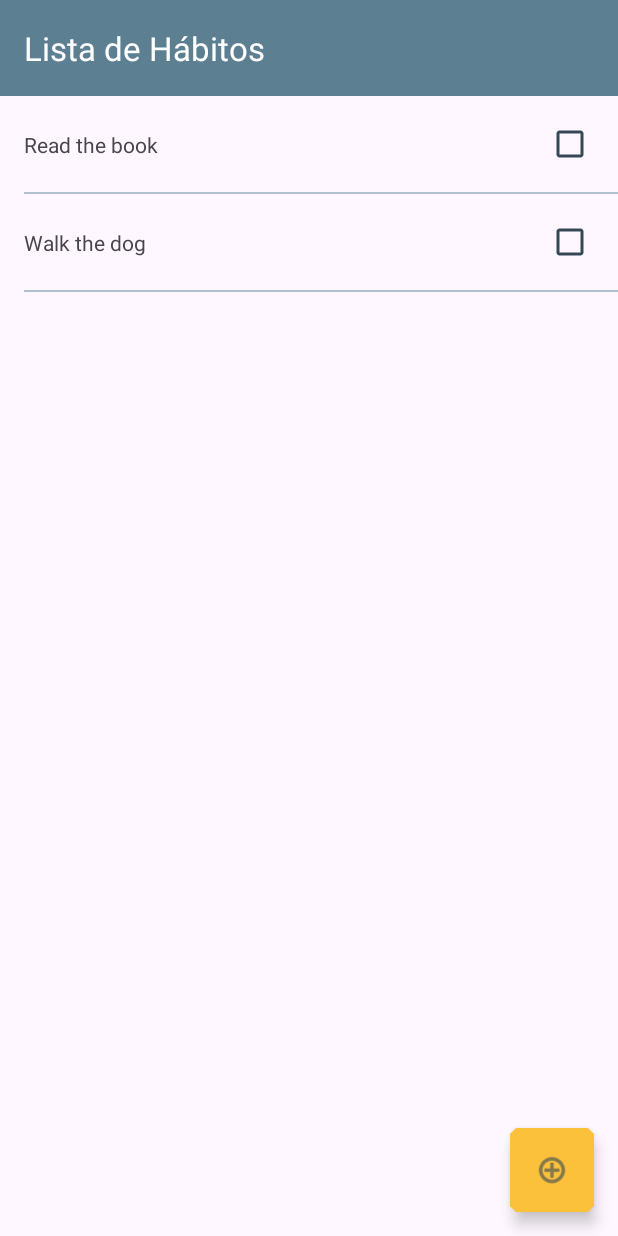
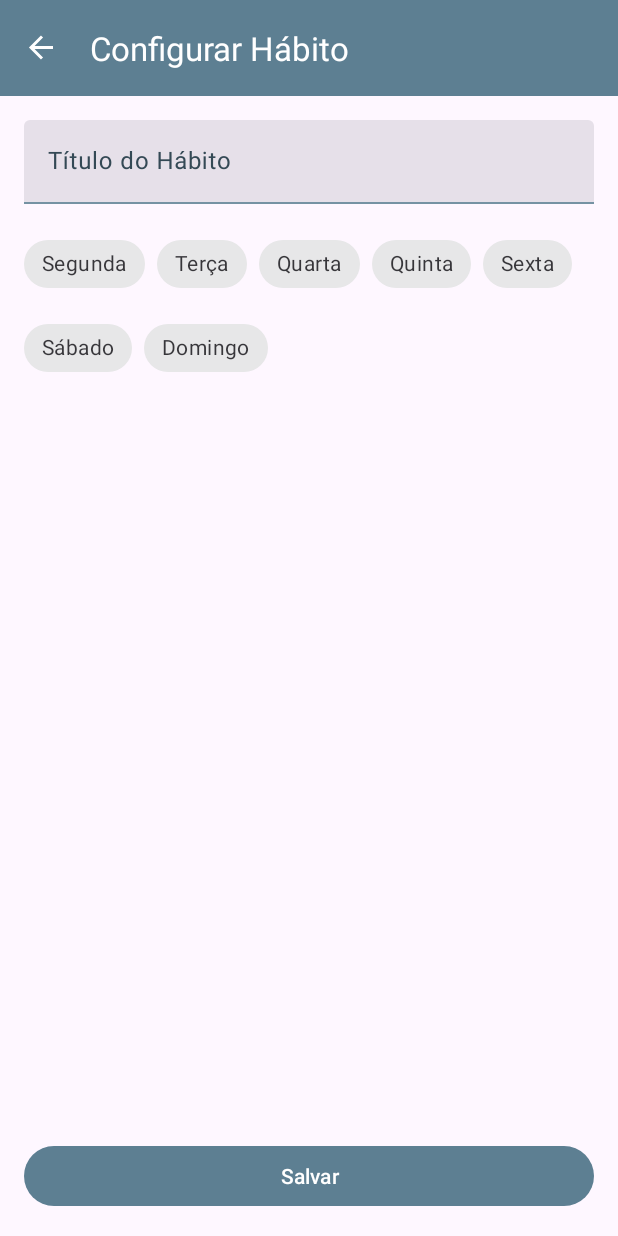
Before and after one commit to lucasmontano/carreiranomundomobile, an Android app: the screen it shows after launch (MainActivity), after a tap on "Adicionar Hábito", on a phone screen of 412 x 824 dp. Run offline under Robolectric (Android 15) with nearby library versions, the phone set to English and light mode, and no system bars; our stand-ins replace navigation-ui.

Commit message:
adding habit configuration form feature

```diff
--- a/app/build.gradle
+++ b/app/build.gradle
@@ -32,13 +32,14 @@ android {
     buildFeatures {
         viewBinding true
     }
+    namespace 'com.lucasmontano.carreiranomundomobile'
 }
 
 dependencies {
 
     implementation 'androidx.core:core-ktx:1.9.0'
     implementation 'androidx.appcompat:appcompat:1.5.1'
-    implementation 'com.google.android.material:material:1.6.1'
+    implementation 'com.google.android.material:material:1.8.0-alpha01'
     implementation 'androidx.constraintlayout:constraintlayout:2.1.4'
     implementation 'androidx.navigation:navigation-fragment-ktx:2.5.2'
     implementation 'androidx.navigation:navigation-ui-ktx:2.5.2'
--- a/app/src/main/AndroidManifest.xml
+++ b/app/src/main/AndroidManifest.xml
@@ -1,6 +1,5 @@
 <?xml version="1.0" encoding="utf-8"?>
-<manifest xmlns:android="http://schemas.android.com/apk/res/android"
-  package="com.lucasmontano.carreiranomundomobile">
+<manifest xmlns:android="http://schemas.android.com/apk/res/android">
 
   <application
     android:allowBackup="true"
--- a/app/src/main/java/com/lucasmontano/carreiranomundomobile/MainActivity.kt
+++ b/app/src/main/java/com/lucasmontano/carreiranomundomobile/MainActivity.kt
@@ -1,24 +1,17 @@
 package com.lucasmontano.carreiranomundomobile
 
 import android.os.Bundle
-import androidx.activity.viewModels
 import androidx.appcompat.app.AppCompatActivity
 import androidx.navigation.findNavController
 import androidx.navigation.ui.AppBarConfiguration
 import androidx.navigation.ui.navigateUp
 import androidx.navigation.ui.setupActionBarWithNavController
-import com.lucasmontano.carreiranomundomobile.collections.HabitListViewModel
 import com.lucasmontano.carreiranomundomobile.databinding.ActivityMainBinding
-import com.lucasmontano.carreiranomundomobile.dummy.MockHabits
 
 class MainActivity : AppCompatActivity() {
 
   private lateinit var appBarConfiguration: AppBarConfiguration
   private lateinit var binding: ActivityMainBinding
-
-  private val viewModel: HabitListViewModel by viewModels {
-    HabitListViewModel.Factory(MockHabits)
-  }
 
   override fun onCreate(savedInstanceState: Bundle?) {
     super.onCreate(savedInstanceState)
@@ -27,10 +20,6 @@ class MainActivity : AppCompatActivity() {
     setContentView(binding.root)
     setSupportActionBar(binding.toolbar)
     setupNavigation()
-
-    binding.fab.setOnClickListener { _ ->
-      viewModel.addRandomHabit()
-    }
   }
 
   private fun setupNavigation() {
@@ -41,7 +30,6 @@ class MainActivity : AppCompatActivity() {
 
   override fun onSupportNavigateUp(): Boolean {
     val navController = findNavController(R.id.nav_host_fragment_content_main)
-    return navController.navigateUp(appBarConfiguration)
-        || super.onSupportNavigateUp()
+    return navController.navigateUp(appBarConfiguration) || super.onSupportNavigateUp()
   }
 }
--- a/app/src/main/java/com/lucasmontano/carreiranomundomobile/collections/HabitListFragment.kt
+++ b/app/src/main/java/com/lucasmontano/carreiranomundomobile/collections/HabitListFragment.kt
@@ -7,6 +7,7 @@ import android.view.ViewGroup
 import androidx.core.content.ContextCompat
 import androidx.fragment.app.Fragment
 import androidx.fragment.app.activityViewModels
+import androidx.navigation.fragment.findNavController
 import androidx.recyclerview.widget.LinearLayoutManager
 import com.google.android.material.divider.MaterialDividerItemDecoration
 import com.lucasmontano.carreiranomundomobile.R
@@ -34,8 +35,7 @@ class HabitListFragment : Fragment() {
   }
 
   override fun onCreateView(
-    inflater: LayoutInflater, container: ViewGroup?,
-    savedInstanceState: Bundle?
+    inflater: LayoutInflater, container: ViewGroup?, savedInstanceState: Bundle?
   ): View {
     _binding = FragmentHabitListBinding.inflate(inflater, container, false)
     return binding.root
@@ -51,11 +51,14 @@ class HabitListFragment : Fragment() {
     addingDividerDecoration()
 
     // Observer UI State for changes.
-    viewModel
-      .stateOnceAndStream()
-      .observe(viewLifecycleOwner) {
-        bindUiState(it)
-      }
+    viewModel.stateOnceAndStream().observe(viewLifecycleOwner) {
+      bindUiState(it)
+    }
+
+    // Set Navigation Fab
+    binding.fab.setOnClickListener {
+      findNavController().navigate(R.id.action_habitList_to_habitForm)
+    }
   }
 
   /**
--- a/app/src/main/java/com/lucasmontano/carreiranomundomobile/collections/HabitListViewModel.kt
+++ b/app/src/main/java/com/lucasmontano/carreiranomundomobile/collections/HabitListViewModel.kt
@@ -35,10 +35,12 @@ class HabitListViewModel(private val repository: HabitsRepository) : ViewModel()
 
   /**
    * Add new Random Habit.
-   * TODO replace this by a addHabit() with data coming from a form.
+   *
+   * @param name: The name you wanna give to this Habit
+   * @param habitDaysSelected: Which days do you wanna practice the Habit
    */
-  fun addRandomHabit() {
-    repository.addRandomNewHabit()
+  fun addHabit(name: String, habitDaysSelected: List<Int>) {
+    repository.addHabit(name, habitDaysSelected)
     refreshHabitList()
   }
 
--- a/app/src/main/java/com/lucasmontano/carreiranomundomobile/core/HabitsRepository.kt
+++ b/app/src/main/java/com/lucasmontano/carreiranomundomobile/core/HabitsRepository.kt
@@ -6,7 +6,7 @@ interface HabitsRepository {
 
   fun fetchHabits(): List<HabitItem>
 
-  fun addRandomNewHabit()
+  fun toggleHabitCompleted(id: String)
 
-  fun toggleHabitCompleted(id: String)
+  fun addHabit(name: String, weekDays: List<Int>)
 }
--- a/app/src/main/java/com/lucasmontano/carreiranomundomobile/dummy/MockHabits.kt
+++ b/app/src/main/java/com/lucasmontano/carreiranomundomobile/dummy/MockHabits.kt
@@ -9,51 +9,16 @@ import java.util.*
  */
 object MockHabits : HabitsRepository {
 
-  private val randomHabitList = listOf(
-    HabitItem(
-      id = UUID.randomUUID().toString(),
-      title = "Walk the dog",
-      isCompleted = false
-    ),
-    HabitItem(
-      id = UUID.randomUUID().toString(),
-      title = "Do the dishes",
-      isCompleted = false
-    ),
-    HabitItem(
-      id = UUID.randomUUID().toString(),
-      title = "Go to the gym",
-      isCompleted = false
-    ),
-    HabitItem(
-      id = UUID.randomUUID().toString(),
-      title = "Code every day",
-      isCompleted = false
-    ),
-    HabitItem(
-      id = UUID.randomUUID().toString(),
-      title = "Make a cup of tea",
-      isCompleted = false
-    ),
-    HabitItem(
-      id = UUID.randomUUID().toString(),
-      title = "Make a cup of coffee",
-      isCompleted = false
-    )
-  )
-
-  private val habitItemList: MutableList<HabitItem> = mutableListOf(
-    HabitItem(
-      id = UUID.randomUUID().toString(),
-      title = "Read the book",
-      isCompleted = false
-    )
-  )
+  private val habitItemList: MutableList<HabitItem> = mutableListOf()
 
   override fun fetchHabits() = habitItemList.map { it.copy() }
 
-  override fun addRandomNewHabit() {
-    habitItemList.add(randomHabit())
+  override fun addHabit(name: String, weekDays: List<Int>) {
+    habitItemList.add(
+      HabitItem(
+        id = UUID.randomUUID().toString(), title = name, isCompleted = false
+      )
+    )
   }
 
   override fun toggleHabitCompleted(id: String) {
@@ -62,10 +27,6 @@ object MockHabits : HabitsRepository {
     habitItemList[habitIndex] = habit.copy(isCompleted = !habit.isCompleted)
   }
 
-  private fun randomHabit() = randomHabitList.random().copy(
-    id = UUID.randomUUID().toString()
-  )
-
   private fun findHabitIndexById(id: String) = habitItemList.indexOfFirst { habitItem ->
     habitItem.id == id
   }
--- /dev/null
+++ b/app/src/main/java/com/lucasmontano/carreiranomundomobile/form/HabitFormFragment.kt
@@ -0,0 +1,59 @@
+package com.lucasmontano.carreiranomundomobile.form
+
+import android.os.Bundle
+import android.util.Log
+import android.view.LayoutInflater
+import android.view.View
+import android.view.ViewGroup
+import androidx.fragment.app.Fragment
+import androidx.fragment.app.activityViewModels
+import androidx.navigation.fragment.findNavController
+import com.lucasmontano.carreiranomundomobile.collections.HabitListViewModel
+import com.lucasmontano.carreiranomundomobile.databinding.FragmentHabitFormBinding
+import com.lucasmontano.carreiranomundomobile.dummy.MockHabits
+
+/**
+ * A [Fragment] that displays a list of habits.
+ */
+class HabitFormFragment : Fragment() {
+
+  private var _binding: FragmentHabitFormBinding? = null
+
+  private val binding get() = _binding!!
+
+  private val viewModel: HabitListViewModel by activityViewModels {
+    HabitListViewModel.Factory(MockHabits)
+  }
+
+  override fun onCreateView(
+    inflater: LayoutInflater, container: ViewGroup?, savedInstanceState: Bundle?
+  ): View {
+    _binding = FragmentHabitFormBinding.inflate(inflater, container, false)
+    return binding.root
+  }
+
+  override fun onViewCreated(view: View, savedInstanceState: Bundle?) {
+    super.onViewCreated(view, savedInstanceState)
+    // Save Habit and Navigate Up
+    binding.saveButton.setOnClickListener { onSave() }
+  }
+
+  private fun onSave() {
+    // Get value from the input to save
+    val habitName = binding.titleTextInput.editText?.text.toString()
+
+    // Get period selected: where 1 is Monday and 7 is Sunday.
+    val habitDaysSelected = binding.daysChipGroup.checkedChipIds
+
+    // Use ViewModel to add the new Habit
+    viewModel.addHabit(habitName, habitDaysSelected)
+
+    // Navigate Up in the navigation three, meaning: goes back
+    findNavController().navigateUp()
+  }
+
+  override fun onDestroyView() {
+    super.onDestroyView()
+    _binding = null
+  }
+}
--- a/app/src/main/res/layout/activity_main.xml
+++ b/app/src/main/res/layout/activity_main.xml
@@ -22,14 +22,4 @@
 
   <include layout="@layout/content_main" />
 
-  <com.google.android.material.floatingactionbutton.FloatingActionButton
-    android:id="@+id/fab"
-    android:layout_width="wrap_content"
-    android:layout_height="wrap_content"
-    android:layout_gravity="bottom|end"
-    android:layout_marginEnd="@dimen/fab_margin"
-    android:layout_marginBottom="16dp"
-    android:contentDescription="@string/accessibility_add"
-    app:srcCompat="@android:drawable/ic_menu_add" />
-
 </androidx.coordinatorlayout.widget.CoordinatorLayout>
--- a/app/src/main/res/layout/content_main.xml
+++ b/app/src/main/res/layout/content_main.xml
@@ -16,4 +16,5 @@
     app:layout_constraintRight_toRightOf="parent"
     app:layout_constraintTop_toTopOf="parent"
     app:navGraph="@navigation/nav_graph" />
+
 </androidx.constraintlayout.widget.ConstraintLayout>
--- /dev/null
+++ b/app/src/main/res/layout/fragment_habit_form.xml
@@ -0,0 +1,107 @@
+<?xml version="1.0" encoding="utf-8"?>
+<ScrollView xmlns:android="http://schemas.android.com/apk/res/android"
+  xmlns:app="http://schemas.android.com/apk/res-auto"
+  android:layout_width="match_parent"
+  android:layout_height="match_parent"
+  android:fillViewport="true">
+
+  <!--
+  fillViewport: is important here to make the content expand,
+  so the save button can be at the bottom
+  -->
+
+  <androidx.constraintlayout.widget.ConstraintLayout
+    android:layout_width="match_parent"
+    android:layout_height="wrap_content">
+
+    <com.google.android.material.textfield.TextInputLayout
+      android:id="@+id/titleTextInput"
+      style="?attr/textInputFilledStyle"
+      android:layout_width="0dp"
+      android:layout_height="wrap_content"
+      android:layout_marginStart="@dimen/horizontal_margin"
+      android:layout_marginTop="@dimen/vertical_margin"
+      android:layout_marginEnd="@dimen/horizontal_margin"
+      android:hint="@string/habit_title"
+      app:endIconMode="clear_text"
+      app:layout_constraintEnd_toEndOf="parent"
+      app:layout_constraintStart_toStartOf="parent"
+      app:layout_constraintTop_toTopOf="parent">
+
+      <com.google.android.material.textfield.TextInputEditText
+        android:layout_width="match_parent"
+        android:layout_height="wrap_content"
+        android:inputType="textPersonName"
+        android:maxLines="1" />
+
+    </com.google.android.material.textfield.TextInputLayout>
+
+    <com.google.android.material.chip.ChipGroup
+      android:id="@+id/daysChipGroup"
+      android:layout_width="0dp"
+      android:layout_height="wrap_content"
+      android:layout_marginStart="@dimen/horizontal_margin"
+      android:layout_marginTop="@dimen/vertical_margin"
+      android:layout_marginEnd="@dimen/horizontal_margin"
+      app:layout_constraintEnd_toEndOf="parent"
+      app:layout_constraintStart_toStartOf="parent"
+      app:layout_constraintTop_toBottomOf="@+id/titleTextInput">
+
+      <com.google.android.material.chip.Chip
+        style="@style/Widget.MaterialComponents.Chip.Filter"
+        android:layout_width="wrap_content"
+        android:layout_height="wrap_content"
+        android:text="@string/mon" />
+
+      <com.google.android.material.chip.Chip
+        style="@style/Widget.MaterialComponents.Chip.Filter"
+        android:layout_width="wrap_content"
+        android:layout_height="wrap_content"
+        android:text="@string/tue" />
+
+      <com.google.android.material.chip.Chip
+        style="@style/Widget.MaterialComponents.Chip.Filter"
+        android:layout_width="wrap_content"
+        android:layout_height="wrap_content"
+        android:text="@string/wed" />
+
+      <com.google.android.material.chip.Chip
+        style="@style/Widget.MaterialComponents.Chip.Filter"
+        android:layout_width="wrap_content"
+        android:layout_height="wrap_content"
+        android:text="@string/thu" />
+
+      <com.google.android.material.chip.Chip
+        style="@style/Widget.MaterialComponents.Chip.Filter"
+        android:layout_width="wrap_content"
+        android:layout_height="wrap_content"
+        android:text="@string/fri" />
+
+      <com.google.android.material.chip.Chip
+        style="@style/Widget.MaterialComponents.Chip.Filter"
+        android:layout_width="wrap_content"
+        android:layout_height="wrap_content"
+        android:text="@string/sat" />
+
+      <com.google.android.material.chip.Chip
+        style="@style/Widget.MaterialComponents.Chip.Filter"
+        android:layout_width="wrap_content"
+        android:layout_height="wrap_content"
+        android:text="@string/sun" />
+
+    </com.google.android.material.chip.ChipGroup>
+
+    <com.google.android.material.button.MaterialButton
+      android:id="@+id/saveButton"
+      android:layout_width="0dp"
+      android:layout_height="wrap_content"
+      android:layout_marginStart="@dimen/horizontal_margin"
+      android:layout_marginEnd="@dimen/horizontal_margin"
+      android:layout_marginBottom="@dimen/vertical_margin"
+      android:text="@string/save"
+      app:layout_constraintBottom_toBottomOf="parent"
+      app:layout_constraintEnd_toEndOf="parent"
+      app:layout_constraintStart_toStartOf="parent" />
+
+  </androidx.constraintlayout.widget.ConstraintLayout>
+</ScrollView>
--- a/app/src/main/res/layout/fragment_habit_list.xml
+++ b/app/src/main/res/layout/fragment_habit_list.xml
@@ -15,4 +15,16 @@
     app:layout_constraintStart_toStartOf="parent"
     app:layout_constraintTop_toTopOf="parent" />
 
+  <com.google.android.material.floatingactionbutton.FloatingActionButton
+    android:id="@+id/fab"
+    android:layout_width="wrap_content"
+    android:layout_height="wrap_content"
+    android:layout_gravity="bottom|end"
+    android:layout_marginEnd="@dimen/fab_margin"
+    android:layout_marginBottom="16dp"
+    android:contentDescription="@string/accessibility_add"
+    app:layout_constraintBottom_toBottomOf="parent"
+    app:layout_constraintEnd_toEndOf="parent"
+    app:srcCompat="@android:drawable/ic_menu_add" />
+
 </androidx.constraintlayout.widget.ConstraintLayout>
--- a/app/src/main/res/navigation/nav_graph.xml
+++ b/app/src/main/res/navigation/nav_graph.xml
@@ -3,11 +3,22 @@
   xmlns:app="http://schemas.android.com/apk/res-auto"
   xmlns:tools="http://schemas.android.com/tools"
   android:id="@+id/nav_graph"
-  app:startDestination="@id/FirstFragment">
+  app:startDestination="@id/habitListFragment">
 
   <fragment
-    android:id="@+id/FirstFragment"
+    android:id="@+id/habitListFragment"
     android:name="com.lucasmontano.carreiranomundomobile.collections.HabitListFragment"
     android:label="@string/title_habit_list"
-    tools:layout="@layout/fragment_habit_list" />
+    tools:layout="@layout/fragment_habit_list">
+
+    <action
+      android:id="@+id/action_habitList_to_habitForm"
+      app:destination="@id/habitFormFragment" />
+  </fragment>
+
+  <fragment
+    android:id="@+id/habitFormFragment"
+    android:name="com.lucasmontano.carreiranomundomobile.form.HabitFormFragment"
+    android:label="@string/title_habit_form" />
+
 </navigation>
--- a/app/src/main/res/values/dimens.xml
+++ b/app/src/main/res/values/dimens.xml
@@ -1,5 +1,6 @@
 <resources>
   <dimen name="fab_margin">16dp</dimen>
+  <dimen name="vertical_margin">16dp</dimen>
   <dimen name="horizontal_margin">16dp</dimen>
   <dimen name="simple_margin">8dp</dimen>
   <dimen name="divider_height">1dp</dimen>
--- a/app/src/main/res/values/strings.xml
+++ b/app/src/main/res/values/strings.xml
@@ -2,7 +2,20 @@
   <string name="app_name">Hábitos</string>
   <string name="title_activity_main">Meus Hábitos</string>
   <string name="title_habit_list">Lista de Hábitos</string>
+  <string name="title_habit_form">Configurar Hábito</string>
+
+  <string name="habit_title">Título do Hábito</string>
+  <string name="habit_complete">Hábito foi completado?</string>
+
+  <string name="mon">Segunda</string>
+  <string name="tue">Terça</string>
+  <string name="wed">Quarta</string>
+  <string name="thu">Quinta</string>
+  <string name="fri">Sexta</string>
+  <string name="sat">Sábado</string>
+  <string name="sun">Domingo</string>
 
   <!-- Content Descriptions and Accessibility Text -->
   <string name="accessibility_add">Adicionar Hábito</string>
+  <string name="save">Salvar</string>
 </resources>
--- a/build.gradle
+++ b/build.gradle
@@ -5,7 +5,7 @@ buildscript {
         mavenCentral()
     }
     dependencies {
-        classpath 'com.android.tools.build:gradle:7.2.2'
+        classpath 'com.android.tools.build:gradle:7.3.0'
         classpath "org.jetbrains.kotlin:kotlin-gradle-plugin:1.7.10"
 
         // NOTE: Do not place your application dependencies here; they belong
```
Also changed, not shown: gradle/wrapper/gradle-wrapper.properties, 2 other files.
